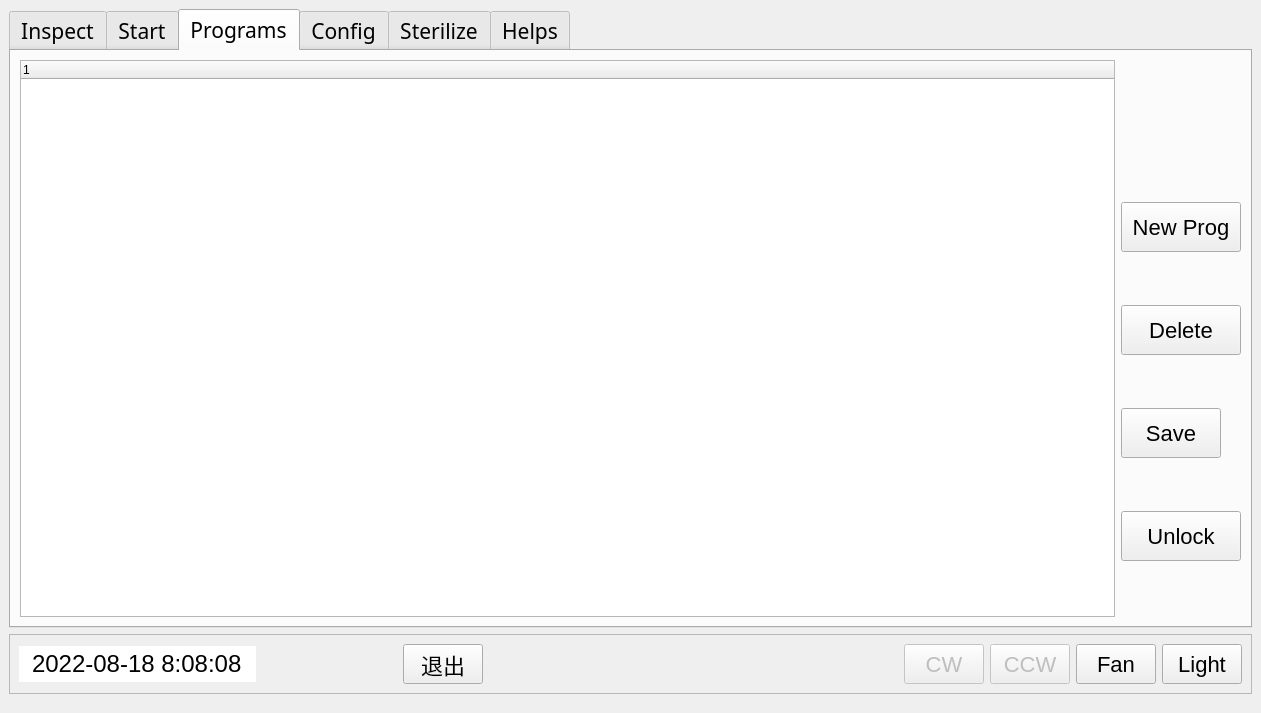
This is domains/ui/designer/main.ui in addingding/Extractor as Qt 5 draws it before an edit. The edited form follows.
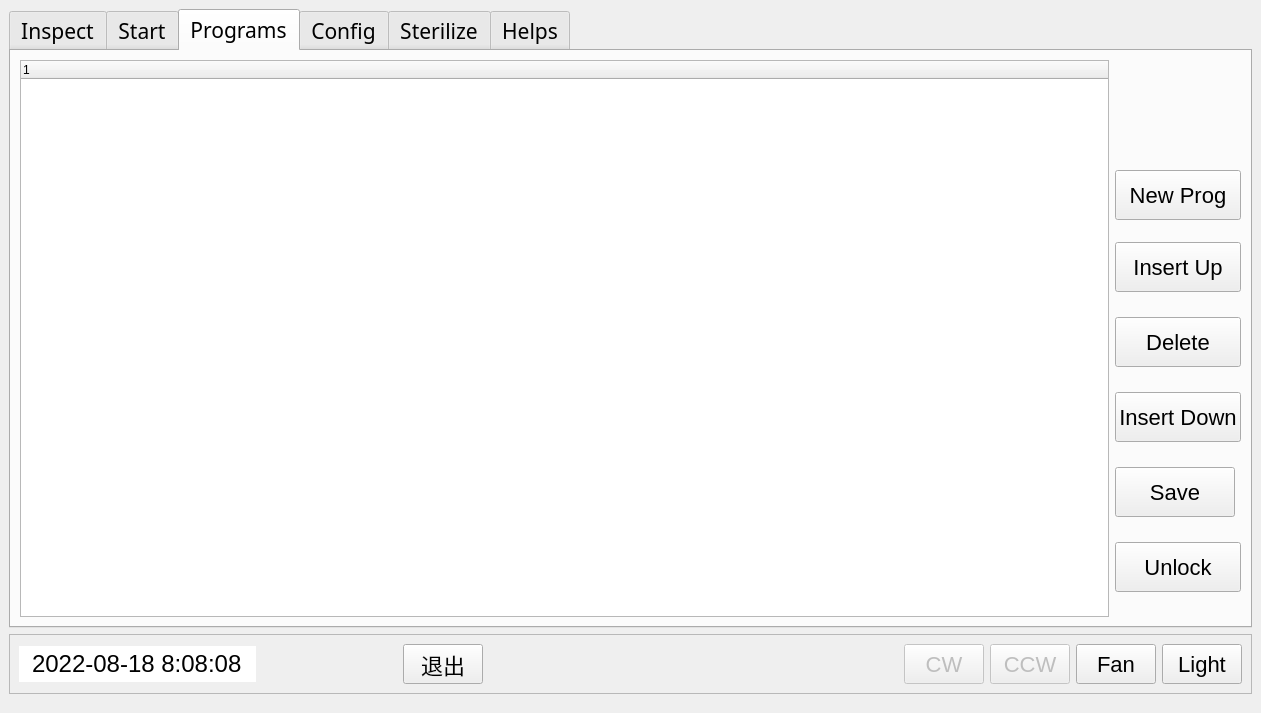
This is the edited form. The open tabs and pages were chosen to show the change.

The edit to the form file:
```diff
--- a/domains/ui/designer/main.ui
+++ b/domains/ui/designer/main.ui
@@ -1577,7 +1577,7 @@
         <string>Programs</string>
        </attribute>
        <layout class="QGridLayout" name="gridLayout_17">
-        <item row="0" column="0" rowspan="9">
+        <item row="0" column="0" rowspan="13">
          <widget class="QTreeWidget" name="treeWidget">
           <property name="sizePolicy">
            <sizepolicy hsizetype="Expanding" vsizetype="Expanding">
@@ -1604,7 +1604,7 @@
           </column>
          </widget>
         </item>
-        <item row="0" column="1">
+        <item row="0" column="2">
          <spacer name="verticalSpacer_15">
           <property name="orientation">
            <enum>Qt::Vertical</enum>
@@ -1656,10 +1656,39 @@
          </spacer>
         </item>
         <item row="3" column="1" colspan="2">
+         <widget class="QPushButton" name="pushButton_58">
+          <property name="minimumSize">
+           <size>
+            <width>120</width>
+            <height>50</height>
+           </size>
+          </property>
+          <property name="text">
+           <string>Insert Up</string>
+          </property>
+         </widget>
+        </item>
+        <item row="4" column="2">
+         <spacer name="verticalSpacer_18">
+          <property name="orientation">
+           <enum>Qt::Vertical</enum>
+          </property>
+          <property name="sizeType">
+           <enum>QSizePolicy::Fixed</enum>
+          </property>
+          <property name="sizeHint" stdset="0">
+           <size>
+            <width>20</width>
+            <height>13</height>
+           </size>
+          </property>
+         </spacer>
+        </item>
+        <item row="5" column="1" colspan="2">
          <widget class="QPushButton" name="pushButton_16">
           <property name="minimumSize">
            <size>
-            <width>100</width>
+            <width>120</width>
             <height>50</height>
            </size>
           </property>
@@ -1668,7 +1697,36 @@
           </property>
          </widget>
         </item>
-        <item row="4" column="2">
+        <item row="6" column="2">
+         <spacer name="verticalSpacer_30">
+          <property name="orientation">
+           <enum>Qt::Vertical</enum>
+          </property>
+          <property name="sizeType">
+           <enum>QSizePolicy::Fixed</enum>
+          </property>
+          <property name="sizeHint" stdset="0">
+           <size>
+            <width>20</width>
+            <height>13</height>
+           </size>
+          </property>
+         </spacer>
+        </item>
+        <item row="7" column="1" colspan="2">
+         <widget class="QPushButton" name="pushButton_59">
+          <property name="minimumSize">
+           <size>
+            <width>120</width>
+            <height>50</height>
+           </size>
+          </property>
+          <property name="text">
+           <string>Insert Down</string>
+          </property>
+         </widget>
+        </item>
+        <item row="8" column="2">
          <spacer name="verticalSpacer_38">
           <property name="orientation">
            <enum>Qt::Vertical</enum>
@@ -1684,7 +1742,7 @@
           </property>
          </spacer>
         </item>
-        <item row="5" column="1" colspan="2">
+        <item row="9" column="1" colspan="2">
          <widget class="QPushButton" name="pushButton_14">
           <property name="sizePolicy">
            <sizepolicy hsizetype="Fixed" vsizetype="Fixed">
@@ -1694,7 +1752,7 @@
           </property>
           <property name="minimumSize">
            <size>
-            <width>100</width>
+            <width>120</width>
             <height>50</height>
            </size>
           </property>
@@ -1703,7 +1761,7 @@
           </property>
          </widget>
         </item>
-        <item row="6" column="2">
+        <item row="10" column="2">
          <spacer name="verticalSpacer_40">
           <property name="orientation">
            <enum>Qt::Vertical</enum>
@@ -1719,11 +1777,11 @@
           </property>
          </spacer>
         </item>
-        <item row="7" column="1" colspan="2">
+        <item row="11" column="1" colspan="2">
          <widget class="QPushButton" name="pushButton_55">
           <property name="minimumSize">
            <size>
-            <width>100</width>
+            <width>120</width>
             <height>50</height>
            </size>
           </property>
@@ -1732,7 +1790,7 @@
           </property>
          </widget>
         </item>
-        <item row="8" column="1">
+        <item row="12" column="1">
          <spacer name="verticalSpacer_19">
           <property name="orientation">
            <enum>Qt::Vertical</enum>
```
Left out of the diff: 2 changed lines with no effect on the pictures.
